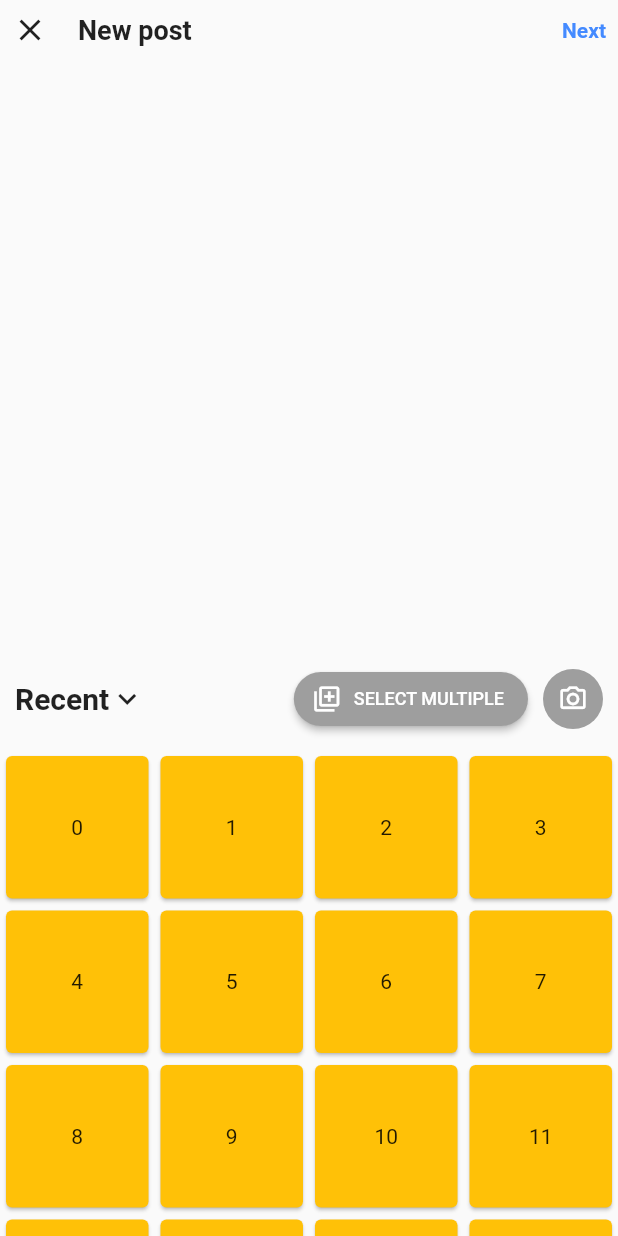
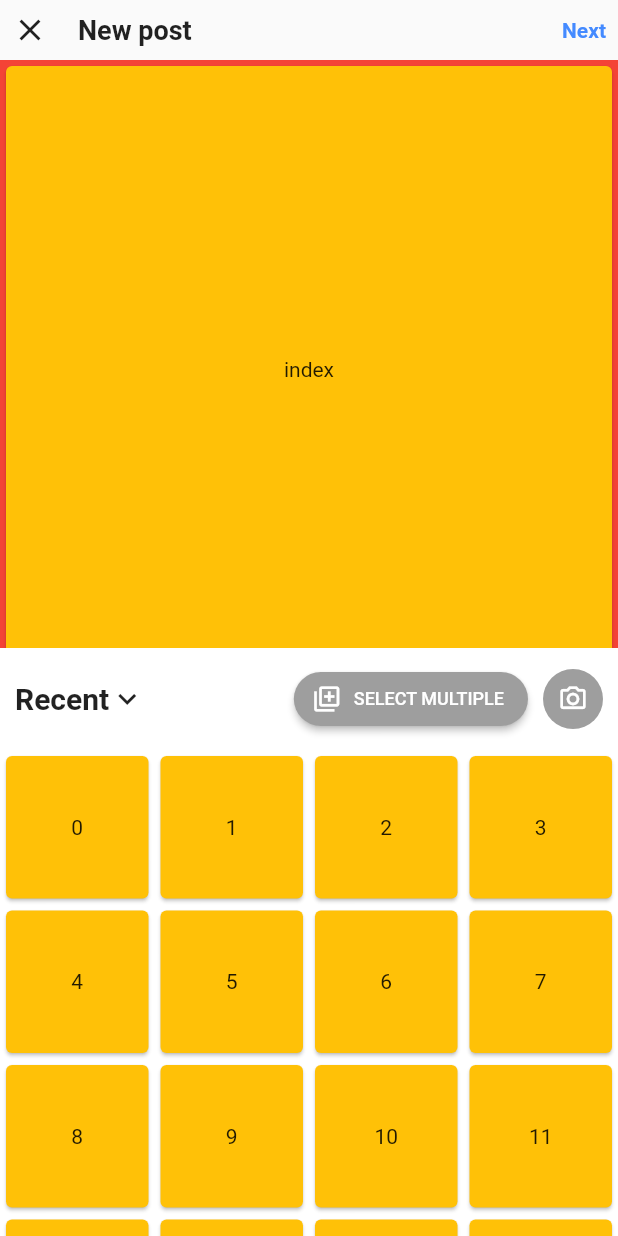
Before and after one commit to NazmiaMouri/Instagram-clone-flutter, a Flutter app: the UploadMedia screen opened by its route, on a phone screen of 412 x 824 dp. Run offline on Flutter 3.47's test engine with Material 2 defaults, Android fonts, the phone set to English and light mode, and no system bars; our stand-ins replace google_fonts, gradient_borders, image_picker, video_player.

```diff
--- a/lib/screens/home/uploadMedia/media_upload.dart
+++ b/lib/screens/home/uploadMedia/media_upload.dart
@@ -12,30 +12,41 @@ class UploadMedia extends StatefulWidget {
 }
 
 class _UploadMediaState extends State<UploadMedia> {
-  File? imageFile;
+  List<String> imageFile = [];
+  final Directory _photoDir =
+      new Directory('/storage/emulated/0/Android/data/com.eclixtech.doc_scanner/files/CroppedImages');
+  var imageList = [];
+  @override
+  void initState() {
+    _getFromCamera();
+    // TODO: implement initState
+    super.initState();
+  }
 
   @override
   Widget build(BuildContext context) {
+    print(imageFile.length);
     return Scaffold(
       appBar: MediaUploadAppbar(),
-      body: Container(
-
-        height: 200,
+      body: Stack(
+        children: [
+          Container(
+            height: MediaQuery.of(context).size.height / 2,
             color: Colors.red,
             child: Card(
               color: Colors.amber,
               child: Center(child: Text('index')),
             ),
           ),
-      bottomSheet: DraggableScrollableSheet(
+          DraggableScrollableSheet(
             initialChildSize: 0.5, // Initial size of the sheet
             minChildSize: 0.5, // Minimum size the sheet can be dragged to
-        maxChildSize: 0.9,
+            maxChildSize: 1.0,
             builder: (BuildContext context, ScrollController scrollController) {
-          return ListView(
-            controller: scrollController,
+              return Column(
                 children: [
                   Container(
+                    color: Colors.white,
                     padding: EdgeInsets.all(10),
                     child: Row(
                       mainAxisAlignment: MainAxisAlignment.spaceBetween,
@@ -89,7 +100,11 @@ class _UploadMediaState extends State<UploadMedia> {
                       ],
                     ),
                   ),
-              GridView.builder(
+                  Expanded(
+                    child: Container(
+                      color: Colors.white,
+                      child: GridView.builder(
+                          controller: scrollController,
                           physics: ScrollPhysics(),
                           shrinkWrap: true,
                           gridDelegate: const SliverGridDelegateWithFixedCrossAxisCount(
@@ -101,38 +116,28 @@ class _UploadMediaState extends State<UploadMedia> {
                               color: Colors.amber,
                               child: Center(child: Text('$index')),
                             );
-                  })
+                          }),
+                    ),
+                  )
                 ],
               );
             },
           ),
+        ],
+      ),
     );
   }
 
-  /// Get from gallery
-  // _getFromGallery() async {
-  //   List<XFile> pickedFile = await ImagePicker().pickMultiImage(
-  //     maxWidth: 1800,
-  //     maxHeight: 1800,
-  //   );
-  //   if (pickedFile != null) {
-  //     setState(() {
-  //       imageFile = File(pickedFile.path);
-  //     });
-  //   }
-  // }
-
-  // /// Get from Camera
-  // _getFromCamera() async {
-  //   PickedFile pickedFile = await ImagePicker().getImage(
-  //     source: ImageSource.camera,
-  //     maxWidth: 1800,
-  //     maxHeight: 1800,
-  //   );
-  //   if (pickedFile != null) {
-  //     setState(() {
-  //       imageFile = File(pickedFile.path);
-  //     });
-  //   }
-  // }
+  /// Get from Camera
+  _getFromCamera() async {
+    imageList =
+        _photoDir.listSync().map((item) => item.path).where((item) => item.endsWith(".jpg")).toList(growable: false);
+    // List<XFile> pickedFile = await ImagePicker().pickMultiImage(
+    //   maxWidth: 1800,
+    //   maxHeight: 1800,
+    // );
+    // setState(() {
+    //   imageFile = pickedFile.map((e) => e.path).toList();
+    // });
   }
+}
```
Lines whose indentation alone changed are shown as unchanged.
